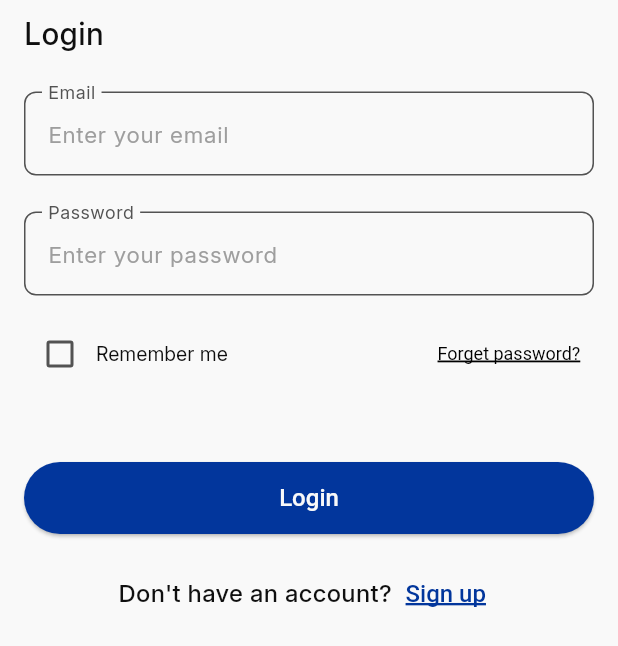
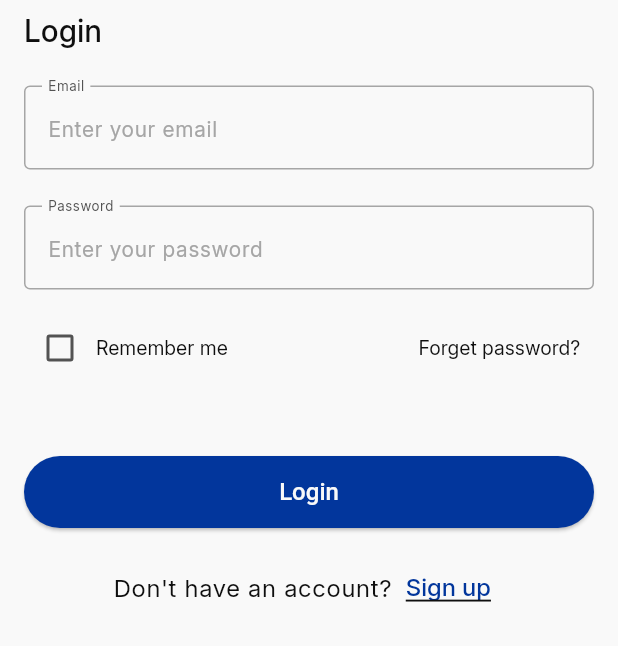
Before and after one commit to mohamedaly0206/Online-Exam-App, a Flutter app: the screen it shows after launch, on a phone screen of 412 x 824 dp. Shown: the top 646 px of the screen. Run offline on Flutter 3.47's test engine with Material 3 defaults, Android fonts, the phone set to English and light mode, and no system bars; our stand-ins replace dio, flutter_secure_storage, get_it, injectable, retrofit; generated files the repository leaves out were written again.

```diff
--- a/lib/features/auth/login/api/data_sources/login_remote_data_source_imp.dart
+++ b/lib/features/auth/login/api/data_sources/login_remote_data_source_imp.dart
@@ -2,7 +2,7 @@ import 'package:dio/dio.dart';
 import 'package:injectable/injectable.dart';
 import 'package:online_exam_app/config/base_response/base_response.dart';
 import 'package:online_exam_app/features/auth/login/data/data_sources/login_remote_data_source_contract.dart';
-import 'package:online_exam_app/features/auth/login/data/models/responses/user_dto.dart';
+import '../../../../../config/models/dto/user_dto.dart';
 import '../../../../../core/errors/failures.dart';
 import '../login_api_client/login_api_client.dart';
 @Injectable(as: LoginRemoteDataSourceContract)
--- a/lib/features/auth/login/data/data_sources/login_local_data_source_contract.dart
+++ b/lib/features/auth/login/data/data_sources/login_local_data_source_contract.dart
@@ -1 +1,4 @@
+import 'package:injectable/injectable.dart';
+
+@Injectable()
 class LoginLocalDataSourceContract {}
--- a/lib/features/auth/login/data/data_sources/login_remote_data_source_contract.dart
+++ b/lib/features/auth/login/data/data_sources/login_remote_data_source_contract.dart
@@ -1,6 +1,5 @@
-import 'package:online_exam_app/features/auth/login/data/models/responses/user_dto.dart';
-
 import '../../../../../config/base_response/base_response.dart';
+import '../../../../../config/models/dto/user_dto.dart';
 
 abstract class LoginRemoteDataSourceContract {
   Future<BaseResponse<UserDto>> login({required String email, required String password});
--- a/lib/features/auth/login/data/models/login_response.dart
+++ b/lib/features/auth/login/data/models/login_response.dart
@@ -1,5 +1,5 @@
 import 'package:json_annotation/json_annotation.dart';
-import 'package:online_exam_app/features/auth/login/data/models/responses/user_dto.dart';
+import '../../../../../config/models/dto/user_dto.dart';
 part 'login_response.g.dart';
 @JsonSerializable()
 class LoginResponse {
--- a/lib/features/auth/login/domain/repo/login_repo_contract.dart
+++ b/lib/features/auth/login/domain/repo/login_repo_contract.dart
@@ -1,6 +1,5 @@
 import 'package:online_exam_app/config/base_response/base_response.dart';
-
-import '../models/user_model.dart';
+import '../../../../../config/models/user_model.dart';
 
 abstract class LoginRepoContract {
 Future<BaseResponse<UserModel>> login({required String email, required String password});
--- a/lib/features/auth/login/domain/use_cases/login_use_case.dart
+++ b/lib/features/auth/login/domain/use_cases/login_use_case.dart
@@ -1,7 +1,7 @@
 import 'package:injectable/injectable.dart';
-import 'package:online_exam_app/features/auth/login/domain/models/user_model.dart';
 import 'package:online_exam_app/features/auth/login/domain/repo/login_repo_contract.dart';
 import '../../../../../config/base_response/base_response.dart';
+import '../../../../../config/models/user_model.dart';
 @injectable
 class LoginUseCase {
   LoginUseCase(this.loginRepo);
--- a/lib/features/auth/login/presentation/widgets/login_view_body.dart
+++ b/lib/features/auth/login/presentation/widgets/login_view_body.dart
@@ -1,11 +1,9 @@
 import 'package:flutter/material.dart';
 import 'package:online_exam_app/core/theme/app_colors.dart';
-import 'package:online_exam_app/core/theme/app_text_styles.dart';
 import 'package:online_exam_app/core/utilities/app_validators.dart';
 
 class LoginViewBody extends StatefulWidget {
   const LoginViewBody({super.key});
-
 
   @override
   State<LoginViewBody> createState() => _LoginViewBodyState();
@@ -17,6 +15,7 @@ class _LoginViewBodyState extends State<LoginViewBody> {
 
   @override
   Widget build(BuildContext context) {
+
     return Padding(
       padding: const EdgeInsets.symmetric(vertical: 8.0, horizontal: 16),
       child: Form(
@@ -24,43 +23,25 @@ class _LoginViewBodyState extends State<LoginViewBody> {
         child: Column(
           crossAxisAlignment: CrossAxisAlignment.start,
           children: [
-            const Text('Login', style: AppTextStyles.textStyleMedium20),
+            Text('Login', style: Theme.of(context).textTheme.titleLarge),
             const SizedBox(height: 24),
             TextFormField(
-              validator: (value){
+              validator: (value) {
                 return AppValidators.validateEmail(value);
               },
               decoration: InputDecoration(
                 labelText: 'Email',
-                labelStyle: TextStyle(color: AppColors.secondaryColor),
                 hintText: 'Enter your email',
-                hintStyle: TextStyle(color: Colors.grey, fontSize: 15),
-                enabledBorder: OutlineInputBorder(
-                  borderRadius: BorderRadius.circular(8),
-                  borderSide: BorderSide(
-                    color: AppColors.secondaryColor,
-                    width: 1,
-                  ),
-                ),
               ),
             ),
             const SizedBox(height: 24),
             TextFormField(
-              validator: (value){
+              validator: (value) {
                 return AppValidators.validatePassword(value);
               },
               decoration: InputDecoration(
                 labelText: 'Password',
-                labelStyle: TextStyle(color: AppColors.secondaryColor),
                 hintText: 'Enter your password',
-                hintStyle: TextStyle(color: Colors.grey, fontSize: 15),
-                enabledBorder: OutlineInputBorder(
-                  borderRadius: BorderRadius.circular(8),
-                  borderSide: BorderSide(
-                    color: AppColors.secondaryColor,
-                    width: 1,
-                  ),
-                ),
               ),
             ),
             const SizedBox(height: 15),
@@ -76,51 +57,43 @@ class _LoginViewBodyState extends State<LoginViewBody> {
                 ),
                 Text(
                   'Remember me',
-                  style: AppTextStyles.textStyleRegular13.copyWith(
-                    fontFamily: AppTextStyles.fontFamily,
-                    fontWeight: FontWeight.w400,
-                    height: 1,
-                    letterSpacing: 0,
-                  ),
+                  style: Theme.of(context).textTheme.headlineSmall,
                 ),
                 const Spacer(),
                 TextButton(
-                  style: ButtonStyle(
-                    overlayColor: WidgetStateProperty.all(Colors.transparent),
-                  ),
                   onPressed: () {},
                   child: Text(
                     'Forget password?',
-                    style: AppTextStyles.textStyleRegular12.copyWith(
-                      color: Colors.black,
-                      letterSpacing: 0,
-                    ),
+                    style: Theme.of(context).textTheme.headlineSmall
                   ),
                 ),
               ],
             ),
             const SizedBox(height: 48),
-            ElevatedButton(child: Text('Login'), onPressed: () {
-              if(_formKey.currentState!.validate()){
-                print('Login Successfully');
-              }
-            }),
+            ElevatedButton(
+              child: Text('Login'),
+              onPressed: () {
+                if (_formKey.currentState!.validate()) {
+                  print('Login Successfully');
+                }
+              },
+            ),
             const SizedBox(height: 16),
             Row(
               mainAxisAlignment: MainAxisAlignment.center,
               children: [
-                const Text(
+                Text(
                   'Don\'t have an account?',
-                  style: AppTextStyles.textStyleMedium16,
+                  style: Theme.of(context).textTheme.bodyLarge,
                 ),
                 TextButton(
-                  style: ButtonStyle(
-                    overlayColor: WidgetStateProperty.all(Colors.transparent),
-                  ),
                   onPressed: () {},
-                  child: const Text(
+                  child: Text(
                     'Sign up',
-                    style: AppTextStyles.textStyleMedium16,
+                    style: Theme.of(context).textTheme.headlineMedium?.copyWith(
+                      color: AppColors.primaryColor,
+                      decoration: TextDecoration.underline,
+                    ),
                   ),
                 ),
               ],
```
Also changed, not shown: lib/config/models/dto/user_dto.dart (renamed from lib/features/auth/login/data/models/responses/user_dto.dart, +4 -4 lines), lib/config/models/user_model.dart (added, +10 -0 lines), lib/features/auth/login/data/repo/login_repo_imp.dart (+6 -4 lines), lib/features/auth/login/domain/models/user_model.dart (deleted, +0 -21 lines), lib/features/auth/login/presentation/view_model/intent/login_intent.dart (added, +8 -0 lines), lib/features/auth/login/presentation/view_model/state/state.dart (added, +16 -0 lines), lib/config/di/di.config.dart, lib/config/models/dto/user_dto.g.dart (added), lib/features/auth/login/presentation/view_model/cubit/cubit.dart (added).
